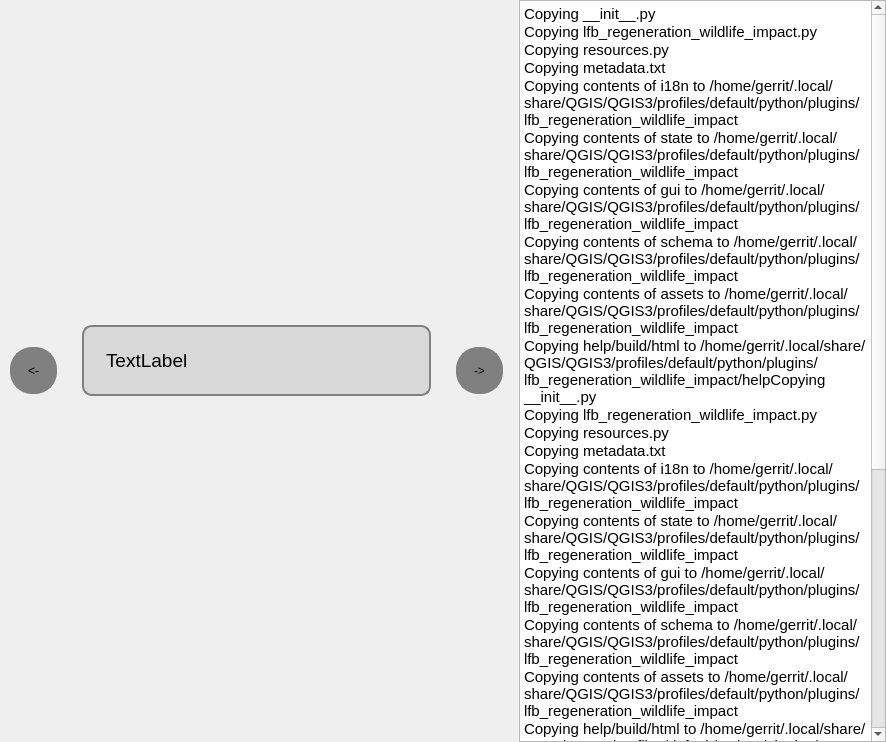
Above: lfb_regeneration_wildlife_impact/gui/form/views/tab_default.ui from b-lack/qgis-fim-plugin before the change. Below: the same form after it.
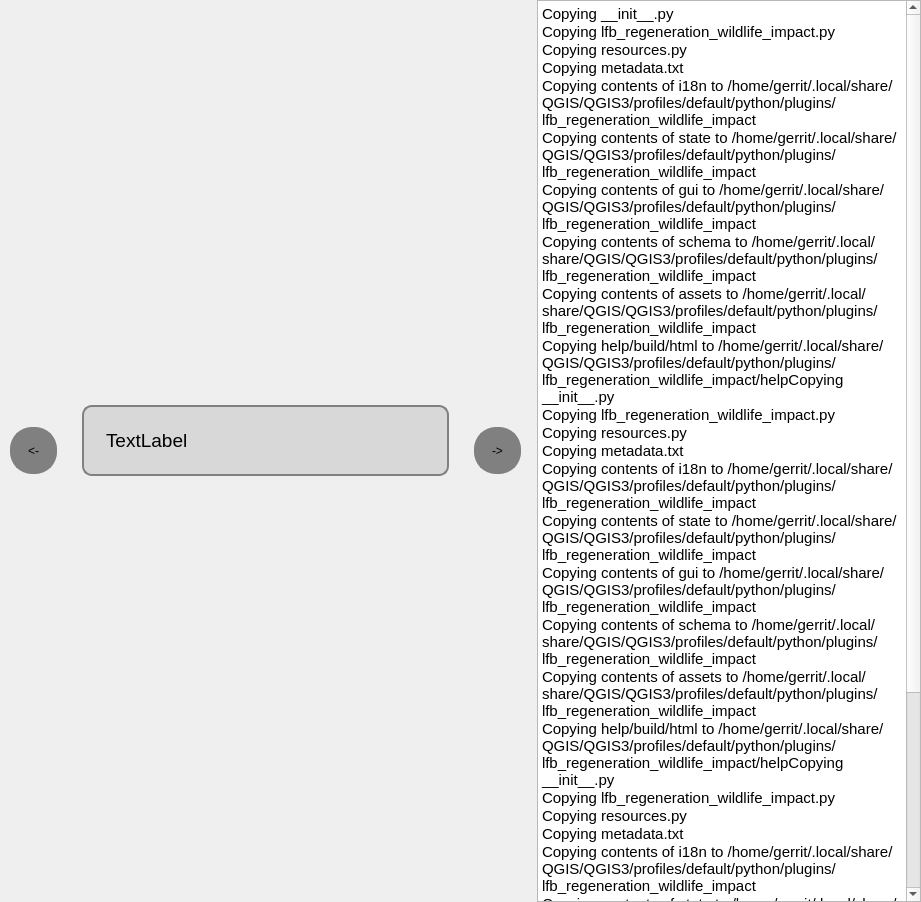
That is the form after the change.

Patch:
```diff
--- a/lfb_regeneration_wildlife_impact/gui/form/views/tab_default.ui
+++ b/lfb_regeneration_wildlife_impact/gui/form/views/tab_default.ui
@@ -6,8 +6,8 @@
    <rect>
     <x>0</x>
     <y>0</y>
-    <width>886</width>
-    <height>742</height>
+    <width>921</width>
+    <height>902</height>
    </rect>
   </property>
   <property name="sizePolicy">
@@ -85,8 +85,8 @@
        <rect>
         <x>0</x>
         <y>0</y>
-        <width>367</width>
-        <height>742</height>
+        <width>385</width>
+        <height>902</height>
        </rect>
       </property>
       <layout class="QVBoxLayout" name="verticalLayout">
```
